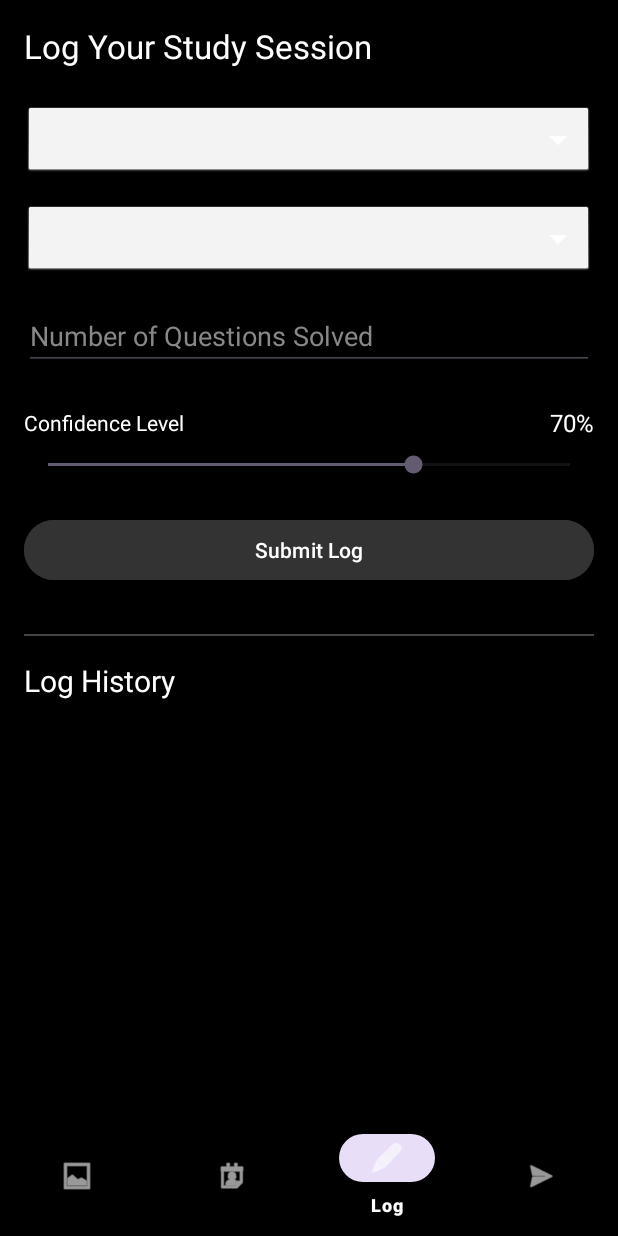
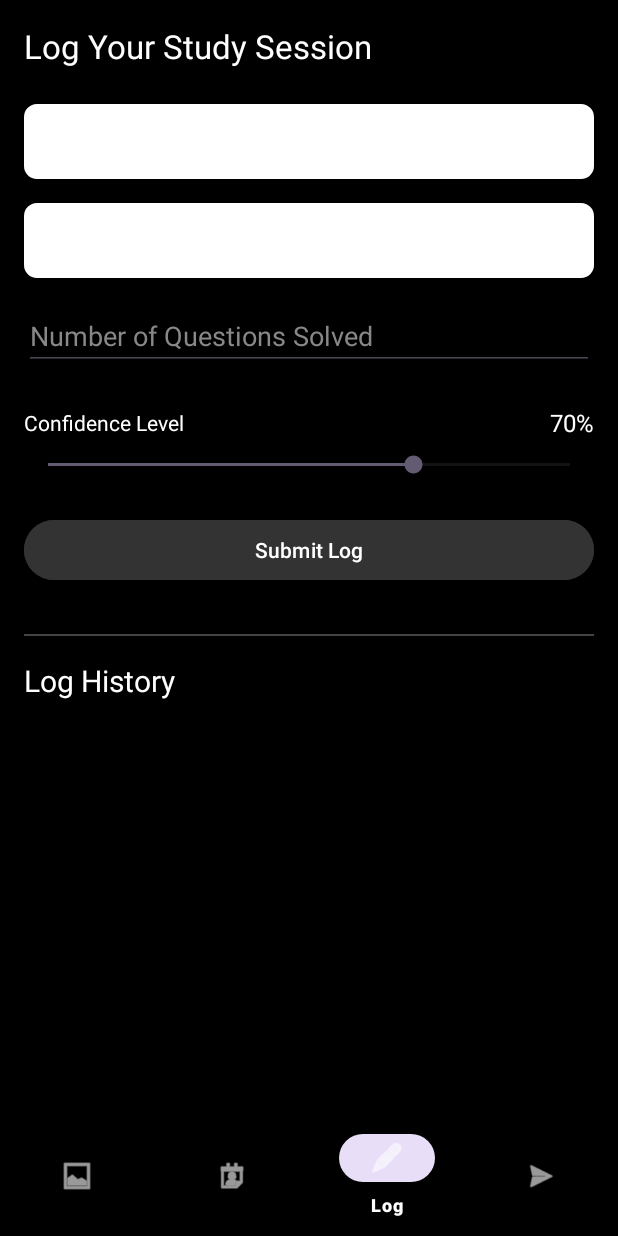
Before and after one commit to MistFullSnow/CatPrepAppNew, an Android app: the screen it shows after launch (MainActivity), item 3 of the bottom bar chosen, on a phone screen of 412 x 824 dp. Run offline under Robolectric (Android 15) with nearby library versions, the phone set to English and light mode, and no system bars.

Commit message:
Update fragment_log.xml

```diff
--- a/app/src/main/res/layout/fragment_log.xml
+++ b/app/src/main/res/layout/fragment_log.xml
@@ -28,7 +28,7 @@
             android:id="@+id/subjectSpinner"
             android:layout_width="match_parent"
             android:layout_height="50dp"
-            android:background="@android:drawable/btn_dropdown"
+            android:background="@drawable/spinner_background_dark"
             android:backgroundTint="@android:color/white"
             android:layout_marginBottom="16dp"/>
 
@@ -36,7 +36,7 @@
             android:id="@+id/topicSpinner"
             android:layout_width="match_parent"
             android:layout_height="50dp"
-            android:background="@android:drawable/btn_dropdown"
+            android:background="@drawable/spinner_background_dark"
             android:backgroundTint="@android:color/white"
             android:layout_marginBottom="16dp"/>
 
```
